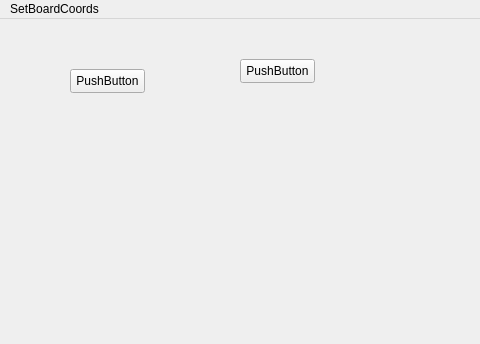
Qt form untitled.ui (davidzhengyes/ChessFENAgain) before a commit; both pictures show x 0 to 480 and y 0 to 344 of the 800 by 600 pixel window.
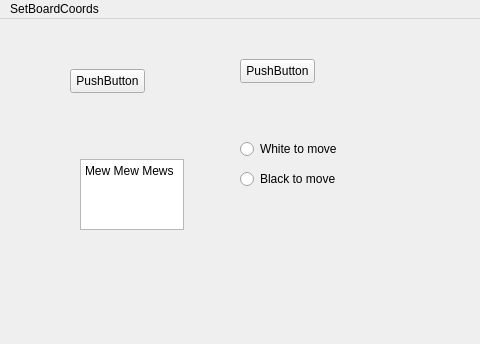
The same form after that commit.

Commit message:
radio buttons
ohellnah all it took was a button group

Diff of the .ui file:
```diff
--- a/untitled.ui
+++ b/untitled.ui
@@ -40,6 +40,52 @@
      <string>PushButton</string>
     </property>
    </widget>
+   <widget class="QPlainTextEdit" name="plainTextEdit">
+    <property name="geometry">
+     <rect>
+      <x>80</x>
+      <y>140</y>
+      <width>104</width>
+      <height>71</height>
+     </rect>
+    </property>
+    <property name="plainText">
+     <string>Mew Mew Mews
+</string>
+    </property>
+   </widget>
+   <widget class="QRadioButton" name="radioButton">
+    <property name="geometry">
+     <rect>
+      <x>240</x>
+      <y>120</y>
+      <width>121</width>
+      <height>20</height>
+     </rect>
+    </property>
+    <property name="text">
+     <string>White to move</string>
+    </property>
+    <attribute name="buttonGroup">
+     <string notr="true">buttonGroup</string>
+    </attribute>
+   </widget>
+   <widget class="QRadioButton" name="radioButton_2">
+    <property name="geometry">
+     <rect>
+      <x>240</x>
+      <y>150</y>
+      <width>121</width>
+      <height>20</height>
+     </rect>
+    </property>
+    <property name="text">
+     <string>Black to move</string>
+    </property>
+    <attribute name="buttonGroup">
+     <string notr="true">buttonGroup</string>
+    </attribute>
+   </widget>
   </widget>
   <widget class="QMenuBar" name="menubar">
    <property name="geometry">
```
Left out of the diff: 3 changed lines with no effect on the pictures. The commit also changes 2 other files.
